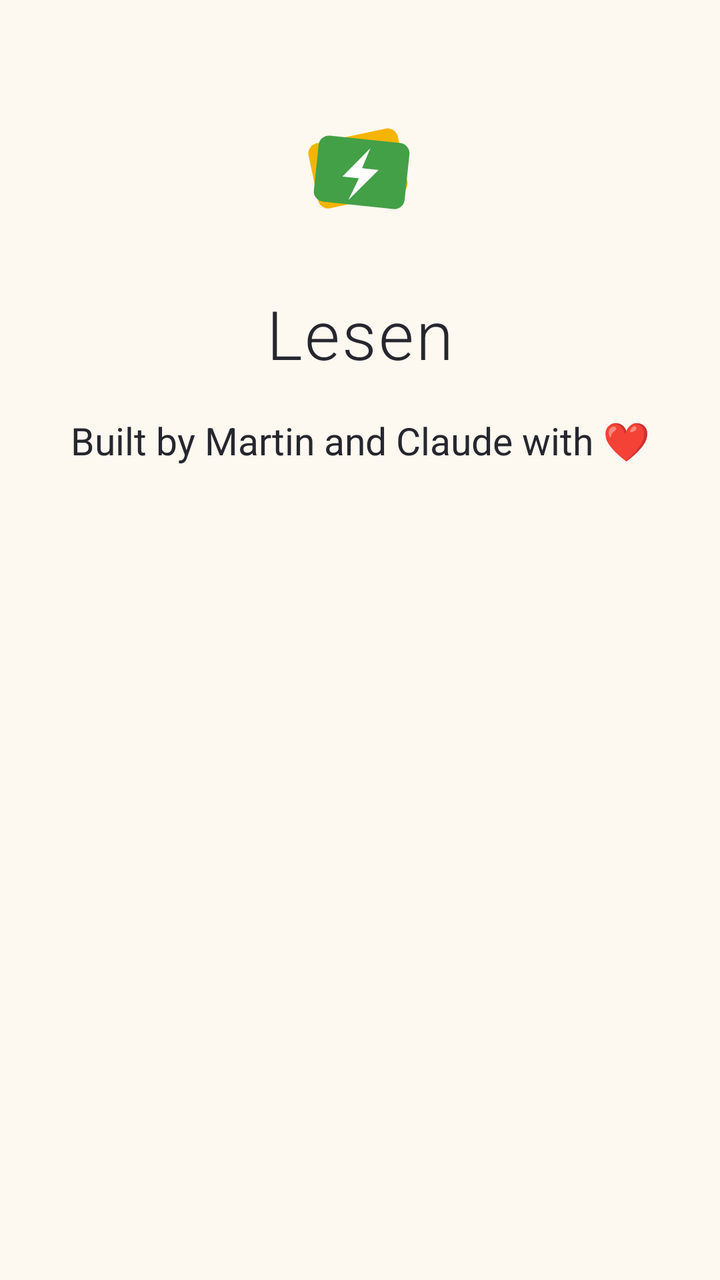
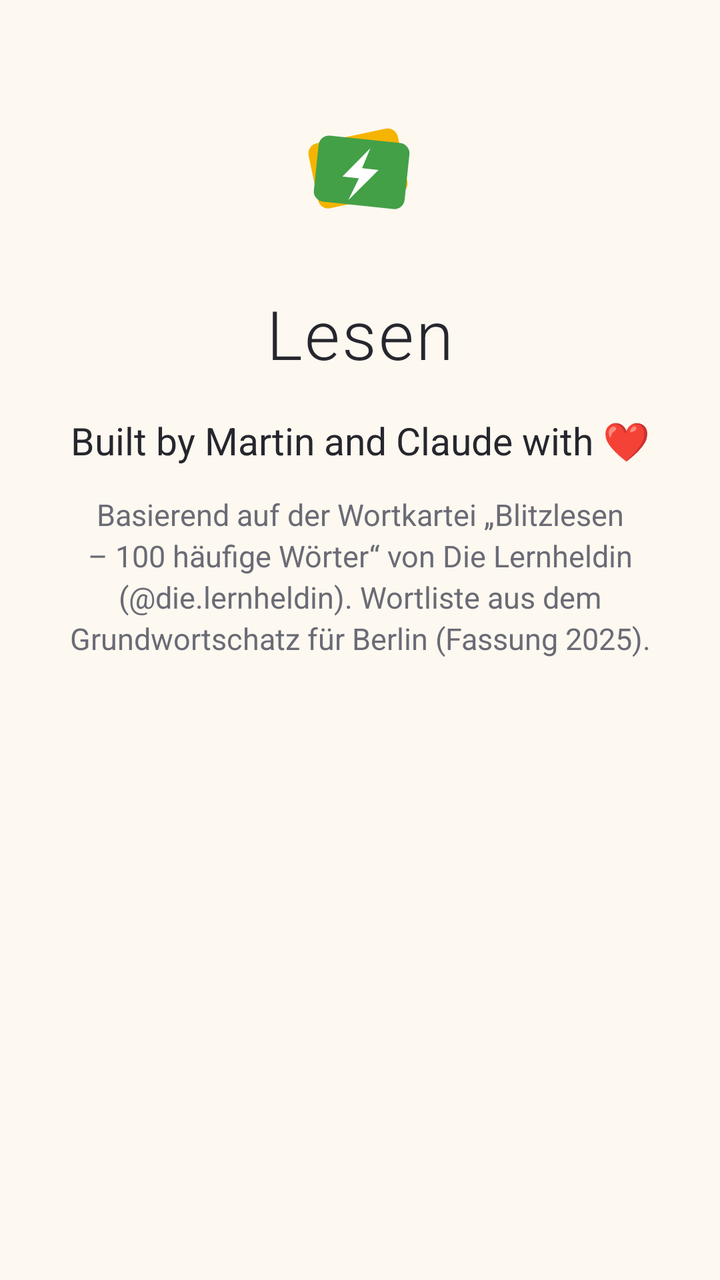

Before-and-after screenshots of an Android layout around one commit, followed by the original layout XML and the change that was made.
<!-- AndroidManifest.xml: application theme Theme.Lesen -->
<!-- res/layout/dialog_about.xml -->
<?xml version="1.0" encoding="utf-8"?>
<LinearLayout xmlns:android="http://schemas.android.com/apk/res/android"
    android:layout_width="match_parent"
    android:layout_height="wrap_content"
    android:gravity="center_horizontal"
    android:orientation="vertical"
    android:paddingHorizontal="28dp"
    android:paddingTop="28dp"
    android:paddingBottom="8dp">

    <ImageView
        android:layout_width="112dp"
        android:layout_height="112dp"
        android:contentDescription="@string/app_name"
        android:src="@drawable/ic_launcher_foreground" />

    <TextView
        android:layout_width="wrap_content"
        android:layout_height="wrap_content"
        android:layout_marginTop="4dp"
        android:fontFamily="sans-serif-light"
        android:letterSpacing="0.03"
        android:text="@string/app_name"
        android:textColor="@color/text_primary"
        android:textSize="34sp" />

    <TextView
        android:layout_width="wrap_content"
        android:layout_height="wrap_content"
        android:layout_marginTop="18dp"
        android:gravity="center"
        android:lineSpacingExtra="4dp"
        android:text="@string/about_built_by"
        android:textColor="@color/text_primary"
        android:textSize="19sp" />

    <TextView
        android:id="@+id/about_version"
        android:layout_width="wrap_content"
        android:layout_height="wrap_content"
        android:layout_marginTop="14dp"
        android:fontFamily="monospace"
        android:textColor="@color/text_secondary"
        android:textSize="14sp" />

</LinearLayout>
<!-- resources referenced by this layout -->
<resources>
  <color name="text_primary">#FF26262E</color>
  <color name="text_secondary">#FF6B6B76</color>
  <!-- drawable ic_launcher_foreground (drawable) -->
  <vector xmlns:android="http://schemas.android.com/apk/res/android"
      android:width="108dp"
      android:height="108dp"
      android:viewportWidth="108"
      android:viewportHeight="108">
      
      <group android:pivotX="54" android:pivotY="54" android:rotation="-12">
          <path android:fillColor="#FFF5B400" android:pathData="M36,38h34a5,5 0,0 1,5,5v22a5,5 0,0 1,-5,5h-34a5,5 0,0 1,-5,-5v-22a5,5 0,0 1,5,-5z" />
      </group>
      <group android:pivotX="54" android:pivotY="54" android:rotation="6">
          <path android:fillColor="#FF43A047" android:pathData="M38,40h34a5,5 0,0 1,5,5v22a5,5 0,0 1,-5,5h-34a5,5 0,0 1,-5,-5v-22a5,5 0,0 1,5,-5z" />
          <path android:fillColor="#FFFFFFFF" android:pathData="M58,44l-12,15h8l-4,11l13,-16h-8z" />
      </group>
  </vector>
  <string name="about_built_by">Built by Martin and Claude with ❤️</string>
  <string name="app_name">Lesen</string>
  <style name="Theme.Lesen" parent="Theme.Material3.DayNight.NoActionBar">
          <item name="colorPrimary">@color/accent</item>
          <item name="colorOnPrimary">#FFFFFFFF</item>
          <item name="colorSecondary">@color/good</item>
          <item name="android:colorBackground">@color/bg</item>
          <item name="colorSurface">@color/surface</item>
          <item name="colorOnSurface">@color/text_primary</item>
          <item name="colorOnSurfaceVariant">@color/text_secondary</item>
          <item name="android:statusBarColor">@color/bg</item>
          <item name="android:navigationBarColor">@color/bg</item>
          <item name="android:windowLightStatusBar">@bool/light_system_bars</item>
          <item name="android:windowLightNavigationBar" tools:targetApi="o_mr1">@bool/light_system_bars</item>
      </style>
  <color name="accent">#FF1E88E5</color>
  <color name="good">#FF43A047</color>
  <color name="bg">#FFFDF8F0</color>
  <color name="surface">#FFFFFFFF</color>
</resources>

<!-- the commit's change to res/layout/dialog_about.xml (unified diff, before → after) -->
@@ -35,6 +35,16 @@
         android:textSize="19sp" />
 
     <TextView
+        android:layout_width="wrap_content"
+        android:layout_height="wrap_content"
+        android:layout_marginTop="14dp"
+        android:gravity="center"
+        android:lineSpacingExtra="3dp"
+        android:text="@string/about_based_on"
+        android:textColor="@color/text_secondary"
+        android:textSize="15sp" />
+
+    <TextView
         android:id="@+id/about_version"
         android:layout_width="wrap_content"
         android:layout_height="wrap_content"
<!-- resource entries referenced after the edit -->
@@ -17,6 +17,7 @@
           <path android:fillColor="#FFFFFFFF" android:pathData="M58,44l-12,15h8l-4,11l13,-16h-8z" />
       </group>
   </vector>
+  <string name="about_based_on">Basierend auf der Wortkartei „Blitzlesen – 100 häufige Wörter“ von Die Lernheldin (@die.lernheldin). Wortliste aus dem Grundwortschatz für Berlin (Fassung 2025).</string>
   <string name="about_built_by">Built by Martin and Claude with ❤️</string>
   <string name="app_name">Lesen</string>
   <style name="Theme.Lesen" parent="Theme.Material3.DayNight.NoActionBar">
